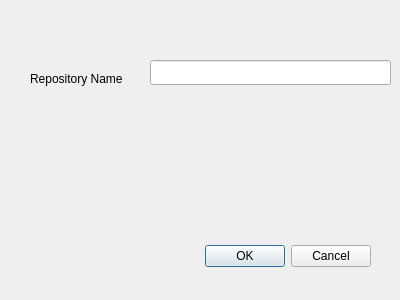
First picture: the form in RepoDialog.ui, repository AnotherFoxGuy/diesel-scm, before the edit.
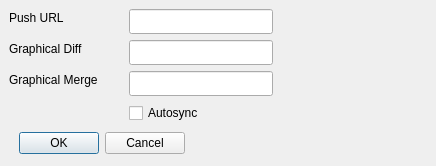
Second picture: the form after the edit.

Diff of the .ui file:
```diff
--- a/RepoDialog.ui
+++ b/RepoDialog.ui
@@ -6,20 +6,102 @@
    <rect>
     <x>0</x>
     <y>0</y>
-    <width>400</width>
-    <height>300</height>
+    <width>436</width>
+    <height>166</height>
    </rect>
   </property>
   <property name="windowTitle">
    <string>Dialog</string>
   </property>
+  <widget class="QLabel" name="label_3">
+   <property name="geometry">
+    <rect>
+     <x>9</x>
+     <y>9</y>
+     <width>66</width>
+     <height>17</height>
+    </rect>
+   </property>
+   <property name="text">
+    <string>Push URL</string>
+   </property>
+  </widget>
+  <widget class="QLineEdit" name="linePushURL">
+   <property name="geometry">
+    <rect>
+     <x>129</x>
+     <y>9</y>
+     <width>144</width>
+     <height>25</height>
+    </rect>
+   </property>
+  </widget>
+  <widget class="QLabel" name="label">
+   <property name="geometry">
+    <rect>
+     <x>9</x>
+     <y>40</y>
+     <width>99</width>
+     <height>17</height>
+    </rect>
+   </property>
+   <property name="text">
+    <string>Graphical Diff </string>
+   </property>
+  </widget>
+  <widget class="QLineEdit" name="lineGDiffCommand">
+   <property name="geometry">
+    <rect>
+     <x>129</x>
+     <y>40</y>
+     <width>144</width>
+     <height>25</height>
+    </rect>
+   </property>
+  </widget>
+  <widget class="QLabel" name="label_2">
+   <property name="geometry">
+    <rect>
+     <x>9</x>
+     <y>71</y>
+     <width>114</width>
+     <height>17</height>
+    </rect>
+   </property>
+   <property name="text">
+    <string>Graphical Merge</string>
+   </property>
+  </widget>
+  <widget class="QLineEdit" name="lineGMergeCommand">
+   <property name="geometry">
+    <rect>
+     <x>129</x>
+     <y>71</y>
+     <width>144</width>
+     <height>25</height>
+    </rect>
+   </property>
+  </widget>
+  <widget class="QCheckBox" name="checkBox">
+   <property name="geometry">
+    <rect>
+     <x>129</x>
+     <y>102</y>
+     <width>90</width>
+     <height>22</height>
+    </rect>
+   </property>
+   <property name="text">
+    <string>Autosync</string>
+   </property>
+  </widget>
   <widget class="QDialogButtonBox" name="buttonBox">
    <property name="geometry">
     <rect>
-     <x>30</x>
-     <y>240</y>
-     <width>341</width>
-     <height>32</height>
+     <x>9</x>
+     <y>130</y>
+     <width>176</width>
+     <height>27</height>
     </rect>
    </property>
    <property name="orientation">
@@ -29,29 +111,6 @@
     <set>QDialogButtonBox::Cancel|QDialogButtonBox::Ok</set>
    </property>
   </widget>
-  <widget class="QLineEdit" name="lineEdit">
-   <property name="geometry">
-    <rect>
-     <x>150</x>
-     <y>60</y>
-     <width>241</width>
-     <height>25</height>
-    </rect>
-   </property>
-  </widget>
-  <widget class="QLabel" name="label">
-   <property name="geometry">
-    <rect>
-     <x>30</x>
-     <y>70</y>
-     <width>181</width>
-     <height>17</height>
-    </rect>
-   </property>
-   <property name="text">
-    <string>Repository Name</string>
-   </property>
-  </widget>
  </widget>
  <resources/>
  <connections>
```
